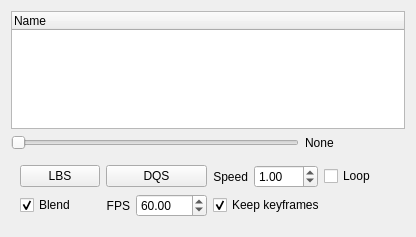
The window that nvl/viewer/widgets/model_animation_widget.ui (stefanonuvoli/nuvolib) describes before a commit, drawn with Qt 5.
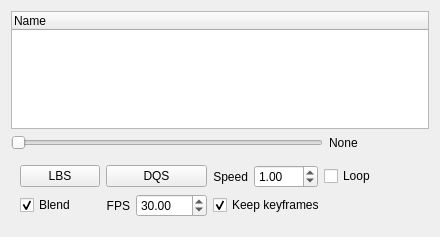
The same window after the commit.

```diff
--- a/nvl/viewer/widgets/model_animation_widget.ui
+++ b/nvl/viewer/widgets/model_animation_widget.ui
@@ -6,7 +6,7 @@
    <rect>
     <x>0</x>
     <y>0</y>
-    <width>416</width>
+    <width>440</width>
     <height>237</height>
    </rect>
   </property>
@@ -158,7 +158,7 @@
            <double>1000.000000000000000</double>
           </property>
           <property name="value">
-           <double>60.000000000000000</double>
+           <double>30.000000000000000</double>
           </property>
          </widget>
         </item>
```
